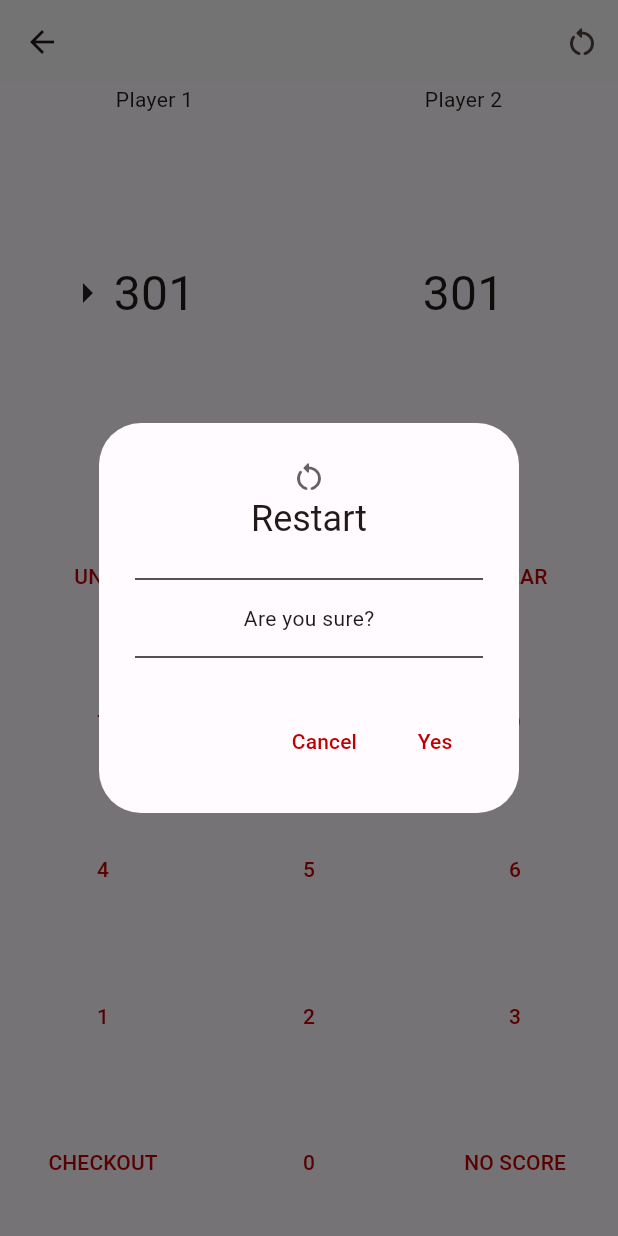
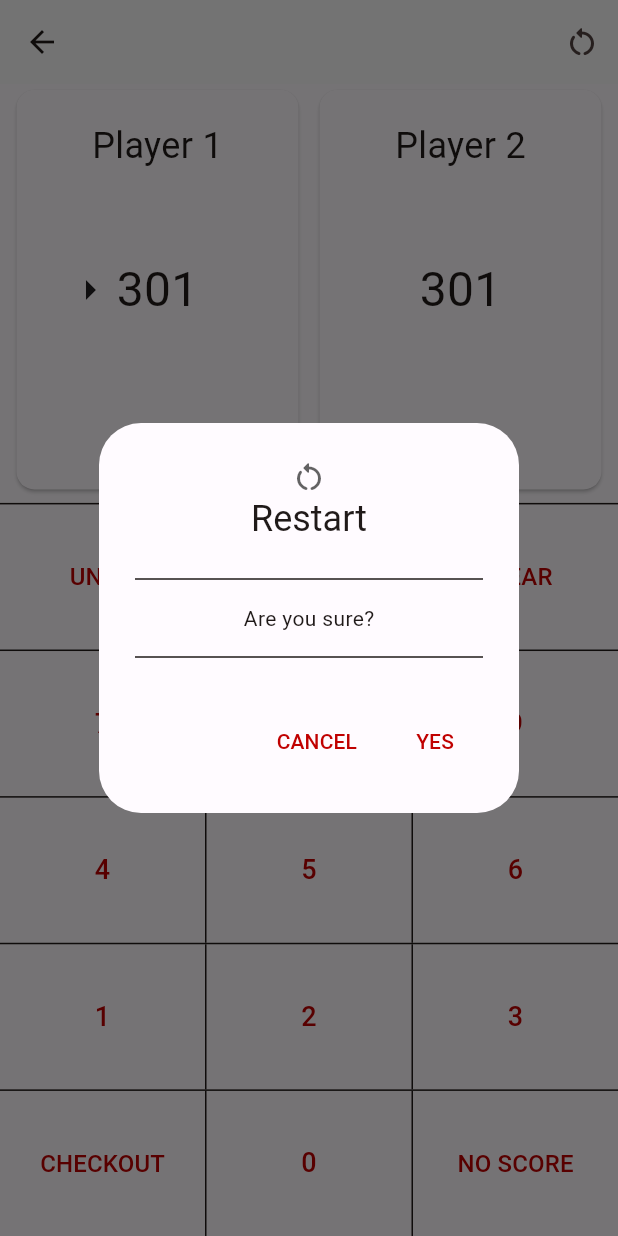
Before and after one commit to rejy11/darts_counter, a Flutter app: the GamePage screen opened directly, after a tap on the "restart alt" icon, on a phone screen of 412 x 824 dp. Run offline on Flutter 3.47's test engine with Material 2 defaults, Android fonts, the phone set to English and light mode, and no system bars; our stand-ins replace community_material_icon, dropdown_button2, equatable, flutter_riverpod; missing offline and left inert: window_size.

Commit message:
more changes

```diff
--- a/lib/dialogs/custom_alert_dialog.dart
+++ b/lib/dialogs/custom_alert_dialog.dart
@@ -35,5 +35,6 @@ AlertDialog createAlertDialog({
       ],
     ),
     actions: actions,
+    actionsAlignment: MainAxisAlignment.end,
   );
 }
--- a/lib/models/player.dart
+++ b/lib/models/player.dart
@@ -6,22 +6,25 @@ class Player extends Equatable {
   final int id;
   final String name;
   final int remainingScore;
+  final String? checkout;
 
   const Player(
     this.id,
     this.name,
-    this.remainingScore,
+    this.remainingScore, this.checkout,
   );
 
   Player copyWith({
     int? id,
     String? name,
     int? remainingScore,
+    String? checkout,
   }) {
     return Player(
       id ?? this.id,
       name ?? this.name,
       remainingScore ?? this.remainingScore,
+      checkout ?? this.checkout,
     );
   }
 
@@ -30,5 +33,6 @@ class Player extends Equatable {
         id,
         name,
         remainingScore,
+        checkout,
       ];
 }
--- a/lib/pages/game_page.dart
+++ b/lib/pages/game_page.dart
@@ -32,20 +32,38 @@ class _GamePageState extends ConsumerState<GamePage> {
   Widget buildPlayerScoreView(
       Player player, bool isThrowingPlayer, bool invalidScore) {
     return Expanded(
+      child: Padding(
+        padding: const EdgeInsets.only(left: 3, right: 3, bottom: 5),
         child: ConstrainedBox(
           constraints: const BoxConstraints.tightFor(
             width: double.infinity,
             height: double.infinity,
           ),
-        child: Container(
+          child: Card(
             child: Stack(
               children: [
                 Positioned(
                   child: Align(
                     alignment: Alignment.topCenter,
-                  child: Text(player.name),
+                    child: Padding(
+                      padding: const EdgeInsets.only(top: 20),
+                      child: Text(
+                        player.name,
+                        style: const TextStyle(fontSize: 24),
                       ),
                     ),
+                  ),
+                ),
+                player.checkout != null
+                    ? Positioned(
+                        child: Center(
+                          child: Padding(
+                            padding: const EdgeInsets.only(top: 100),
+                            child: Text(player.checkout.toString()),
+                          ),
+                        ),
+                      )
+                    : const SizedBox(),
                 isThrowingPlayer
                     ? const Positioned(
                         child: Center(
@@ -73,6 +91,7 @@ class _GamePageState extends ConsumerState<GamePage> {
             ),
           ),
         ),
+      ),
     );
   }
 
@@ -82,11 +101,13 @@ class _GamePageState extends ConsumerState<GamePage> {
         width: double.infinity,
         height: double.infinity,
         child: TextButton(
+          style: TextButton.styleFrom(shape: const RoundedRectangleBorder()),
           onPressed: () {
             ref.read(gameController.notifier).updateNewScore(value);
           },
           child: Text(
             value.toString(),
+            style: const TextStyle(fontSize: 18),
           ),
         ),
       ),
@@ -99,9 +120,14 @@ class _GamePageState extends ConsumerState<GamePage> {
         width: double.infinity,
         height: double.infinity,
         child: TextButton(
+          style: TextButton.styleFrom(
+            shape: const RoundedRectangleBorder(),
+
+          ),
           onPressed: action,
           child: Text(
             actionText,
+            style: const TextStyle(fontSize: 16),
           ),
         ),
       ),
@@ -118,6 +144,7 @@ class _GamePageState extends ConsumerState<GamePage> {
           decoration: const InputDecoration(
             border: InputBorder.none,
           ),
+          style: const TextStyle(fontSize: 24),
           readOnly: true,
         ),
       ),
@@ -137,14 +164,14 @@ class _GamePageState extends ConsumerState<GamePage> {
               actions: [
                 TextButton(
                   onPressed: () => Navigator.of(context).pop(),
-                  child: const Text("Cancel"),
+                  child: const Text("CANCEL"),
                 ),
                 TextButton(
                   onPressed: () {
                     ref.read(gameController.notifier).restart();
                     Navigator.of(context).pop();
                   },
-                  child: const Text("Yes"),
+                  child: const Text("YES"),
                 ),
               ],
             );
@@ -177,14 +204,18 @@ class _GamePageState extends ConsumerState<GamePage> {
                   ref.read(gameController.notifier).undoPreviousScore();
                   Navigator.pop(context);
                 },
-                child: const Text('Undo'),
+                child: const Text('UNDO'),
               ),
               TextButton(
                 onPressed: () {
                   ref.read(gameController.notifier).restart();
                   Navigator.pop(context);
                 },
-                child: const Text('Restart'),
+                child: const Text('RESTART'),
+              ),
+              TextButton(
+                onPressed: () => Navigator.of(context).pop(),
+                child: const Text('OK'),
               ),
             ],
           );
@@ -216,6 +247,8 @@ class _GamePageState extends ConsumerState<GamePage> {
         children: [
           Expanded(
             flex: 4,
+            child: Padding(
+              padding: const EdgeInsets.symmetric(horizontal: 4),
               child: Row(
                 children: [
                   buildPlayerScoreView(
@@ -231,6 +264,7 @@ class _GamePageState extends ConsumerState<GamePage> {
                 ],
               ),
             ),
+          ),
           Expanded(
             flex: 7,
             child: ConstrainedBox(
@@ -240,6 +274,7 @@ class _GamePageState extends ConsumerState<GamePage> {
               ),
               child: Column(
                 children: [
+                  const Divider(height: 1),
                   Expanded(
                     child: Row(
                       mainAxisAlignment: MainAxisAlignment.spaceEvenly,
@@ -249,7 +284,9 @@ class _GamePageState extends ConsumerState<GamePage> {
                             () => ref
                                 .read(gameController.notifier)
                                 .undoPreviousScore()),
+                        const VerticalDivider(width: 1),
                         buildNewScoreView(),
+                        const VerticalDivider(width: 1),
                         buildActionButton(
                             'CLEAR',
                             () => ref
@@ -258,36 +295,46 @@ class _GamePageState extends ConsumerState<GamePage> {
                       ],
                     ),
                   ),
+                  const Divider(height: 1),
                   Expanded(
                     child: Row(
                       mainAxisAlignment: MainAxisAlignment.spaceEvenly,
                       children: [
                         buildNumberButton(7),
+                        const VerticalDivider(width: 1),
                         buildNumberButton(8),
+                        const VerticalDivider(width: 1),
                         buildNumberButton(9),
                       ],
                     ),
                   ),
+                  const Divider(height: 1),
                   Expanded(
                     child: Row(
                       mainAxisAlignment: MainAxisAlignment.spaceEvenly,
                       children: [
                         buildNumberButton(4),
+                        const VerticalDivider(width: 1),
                         buildNumberButton(5),
+                        const VerticalDivider(width: 1),
                         buildNumberButton(6),
                       ],
                     ),
                   ),
+                  const Divider(height: 1),
                   Expanded(
                     child: Row(
                       mainAxisAlignment: MainAxisAlignment.spaceEvenly,
                       children: [
                         buildNumberButton(1),
+                        const VerticalDivider(width: 1),
                         buildNumberButton(2),
+                        const VerticalDivider(width: 1),
                         buildNumberButton(3),
                       ],
                     ),
                   ),
+                  const Divider(height: 1),
                   Expanded(
                     child: Row(
                       mainAxisAlignment: MainAxisAlignment.spaceEvenly,
@@ -298,7 +345,9 @@ class _GamePageState extends ConsumerState<GamePage> {
                               .read(gameController.notifier)
                               .checkoutPlayer(game.throwingPlayer.id),
                         ),
+                        const VerticalDivider(width: 1),
                         buildNumberButton(0),
+                        const VerticalDivider(width: 1),
                         buildActionButton(
                           game.newScore > 0 ? 'OK' : 'NO SCORE',
                           () => ref
--- a/lib/providers/game_settings_state.dart
+++ b/lib/providers/game_settings_state.dart
@@ -6,8 +6,8 @@ final gameSettingsController =
     StateNotifierProvider<GameSettingsNotifier, GameSettings>(
   (ref) {
     const startingScore = 301;
-    const playerOne = Player(1, "Player 1", startingScore);
-    const playerTwo = Player(2, "Player 2", startingScore);
+    const playerOne = Player(1, "Player 1", startingScore, null);
+    const playerTwo = Player(2, "Player 2", startingScore, null);
     const settings = GameSettings(
       playerOne,
       playerTwo,
--- a/lib/theme/color_scheme.dart
+++ b/lib/theme/color_scheme.dart
@@ -6,10 +6,10 @@ const lightColorScheme = ColorScheme(
   onPrimary: Color(0xFFFFFFFF),
   primaryContainer: Color(0xFFFFDAD4),
   onPrimaryContainer: Color(0xFF410000),
-  secondary: Color(0xFF775651),
+  secondary: Color(0xFF835400),
   onSecondary: Color(0xFFFFFFFF),
-  secondaryContainer: Color(0xFFFFDAD4),
-  onSecondaryContainer: Color(0xFF2C1512),
+  secondaryContainer: Color(0xFFFFDDB5),
+  onSecondaryContainer: Color(0xFF2A1800),
   tertiary: Color(0xFF705C2E),
   onTertiary: Color(0xFFFFFFFF),
   tertiaryContainer: Color(0xFFFBDFA6),
@@ -38,10 +38,10 @@ const darkColorScheme = ColorScheme(
   onPrimary: Color(0xFF690000),
   primaryContainer: Color(0xFF930000),
   onPrimaryContainer: Color(0xFFFFDAD4),
-  secondary: Color(0xFFE7BDB6),
-  onSecondary: Color(0xFF442925),
-  secondaryContainer: Color(0xFF5D3F3B),
-  onSecondaryContainer: Color(0xFFFFDAD4),
+  secondary: Color(0xFFFFB957),
+  onSecondary: Color(0xFF462B00),
+  secondaryContainer: Color(0xFF643F00),
+  onSecondaryContainer: Color(0xFFFFDDB5),
   tertiary: Color(0xFFDEC48C),
   onTertiary: Color(0xFF3E2E04),
   tertiaryContainer: Color(0xFF564419),
```
Also changed, not shown: lib/pages/game_settings_page.dart (+12 -6 lines), lib/providers/game_state.dart (+13 -4 lines). Lines whose indentation alone changed are shown as unchanged.
